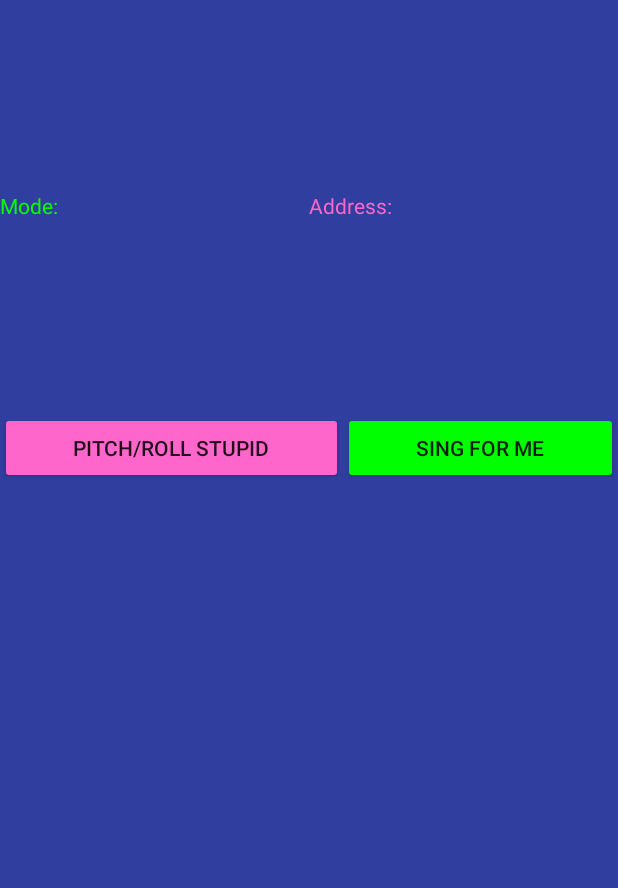
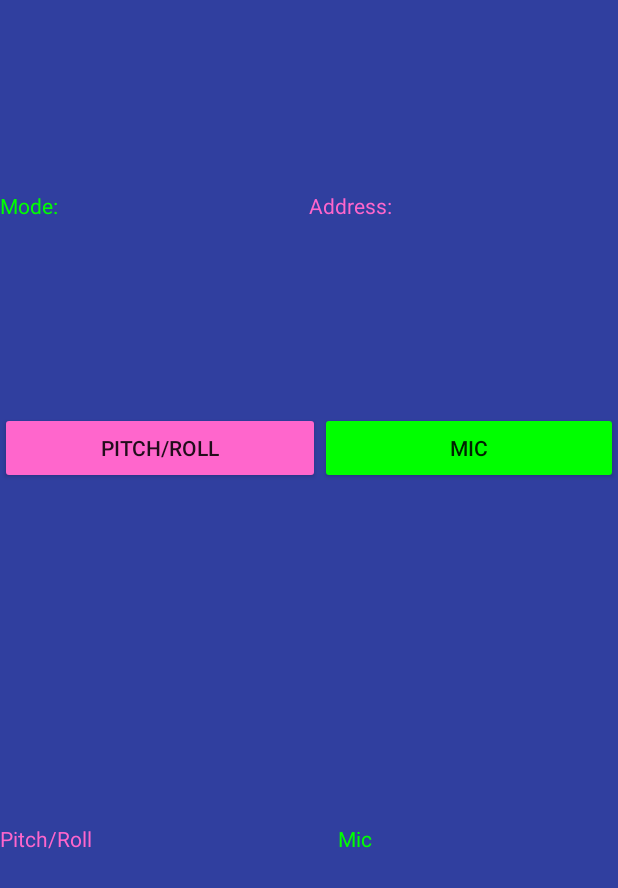
Before and after one commit to malkolmalburquenque/AndroidBLE, an Android app: the layout activity_bleconnect.xml on its own in the app's theme, with its tools: preview values and no code run, on a phone screen of 412 x 824 dp. Shown: the top 888 px of the screen. Run offline under Robolectric (Android 15) with nearby library versions, the phone set to English and light mode, and no system bars.

Commit message:
Project complete. Performed well in the demo to the professor

```diff
--- a/SpeechBLE/app/src/main/AndroidManifest.xml
+++ b/SpeechBLE/app/src/main/AndroidManifest.xml
@@ -32,8 +32,6 @@
         <activity android:name=".BLEConnect">
         </activity>
 
-        <service android:name=".BLEService"/>
-
         <activity
             android:name=".Success"
             android:label="@string/title_activity_success"
--- a/SpeechBLE/app/src/main/res/layout/activity_bleconnect.xml
+++ b/SpeechBLE/app/src/main/res/layout/activity_bleconnect.xml
@@ -45,7 +45,7 @@
             android:layout_height="wrap_content"
             android:layout_weight="1"
             android:backgroundTint="@color/colorBackground"
-            android:text="Pitch/Roll stupid"/>
+            android:text="Pitch/Roll"/>
 
         <Button
             android:id="@+id/buttonmic"
@@ -53,7 +53,7 @@
             android:layout_height="wrap_content"
             android:layout_weight="1"
             android:backgroundTint="@color/colorLime"
-            android:text="Sing for me"/>
+            android:text="Mic"/>
     </LinearLayout>
 
     <LinearLayout
@@ -68,7 +68,7 @@
             android:layout_height="wrap_content"
             android:layout_weight="1"
             android:textColor="@color/colorBackground"
-            android:text=""/>
+            android:text="Pitch/Roll"/>
 
         <TextView
             android:id="@+id/miccomplete"
@@ -76,7 +76,7 @@
             android:layout_height="wrap_content"
             android:layout_weight="1"
             android:textColor="@color/colorLime"
-            android:text=""/>
+            android:text="Mic"/>
     </LinearLayout>
 
 
```
